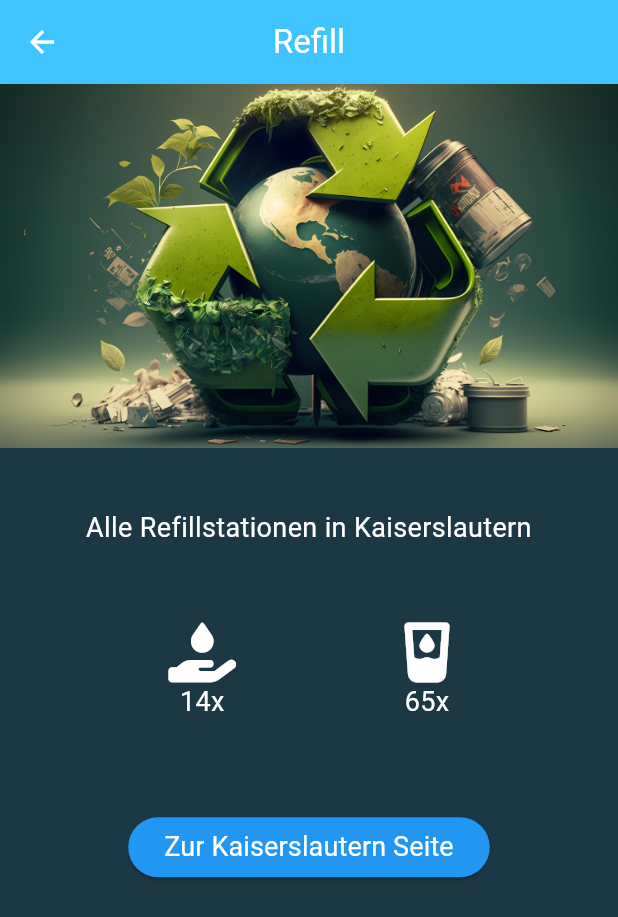
After one commit to PoseidonPSE2/app, a Flutter app: the screen it shows after launch, item 3 of the bottom bar chosen, after a tap on "Beitrag in Kaiserslautern", on a phone screen of 412 x 824 dp. The commit adds this screen. Shown: the top 917 px of the screen. Run offline on Flutter 3.47's test engine with Material 3 defaults, Android fonts, the phone set to English and light mode, and no system bars; our stand-ins replace flutter_map, font_awesome_flutter, latlong2; missing offline and left inert: nfc_manager.

Commit message:
Squashed commit of the following:
commit ed22f7cb11d549bfeda68d4e3c6fa1d8790dabe4
Author: Oeyuu <yu.can.oez@gmail.com>
Date:   Mon May 13 18:33:08 2024 +0200

    changed some minor problems

commit 965ed1d46b9053a6eebc211c9d2b16fc6264e61b
Author: Oeyuu <yu.can.oez@gmail.com>
Date:   Sun May 12 20:12:49 2024 +0200

    added font awesome 5 to pubspec, added some pages and added assets

commit 6ecb6fa27f131bdaa9aa5c62f2d84b5a7ef9b362
Author: Oeyuu <yu.can.oez@gmail.com>
Date:   Sun May 12 18:37:49 2024 +0200

    changed background color, deleted useless container

commit c5fa75b8e674ce48f33712bc54ab1377dde60c78
Author: Oeyuu <yu.can.oez@gmail.com>
Date:   Sun May 12 18:34:08 2024 +0200

    added settings, changed some minor stuff check out the commit for it

```diff
--- /dev/null
+++ b/lib/ui/screens/ContributionKaiserslautern.dart
@@ -0,0 +1,89 @@
+import 'package:flutter/material.dart';
+import 'package:hello_worl2/ui/widgets.dart/customText.dart';
+import 'package:font_awesome_flutter/font_awesome_flutter.dart';
+
+class ContributionKaiserslautern extends StatelessWidget {
+  final List<String> input;
+  const ContributionKaiserslautern({super.key, required this.input});
+
+  @override
+  Widget build(BuildContext context) {
+    return Scaffold(
+      appBar: AppBar(
+          centerTitle: true,
+          iconTheme: const IconThemeData(
+            color: Colors.white,
+          ),
+          title: const Text('Refill', style: TextStyle(color: Colors.white)),
+          backgroundColor: Colors.lightBlueAccent),
+      backgroundColor: const Color(0xff1c3845),
+      body: Column(
+        crossAxisAlignment: CrossAxisAlignment.center,
+        mainAxisAlignment: MainAxisAlignment.start,
+        children: [
+          const Image(image: AssetImage("assets/recycling.jpg")),
+          const Padding(padding: EdgeInsets.all(10)),
+          Container(
+            padding: const EdgeInsets.fromLTRB(20, 20, 20, 10),
+            child: const CustomText(
+              text: "Alle Refillstationen in Kaiserslautern",
+              color: Colors.white,
+              fontSize: 18,
+              fontWeight: FontWeight.w400,
+            ),
+          ),
+          const Padding(padding: EdgeInsets.all(20)),
+          Row(
+            mainAxisAlignment: MainAxisAlignment.spaceEvenly,
+            children: [
+              Column(
+                mainAxisSize: MainAxisSize.min,
+                children: <Widget>[
+                  const FaIcon(
+                    FontAwesomeIcons.handHoldingDroplet,
+                    color: Colors.white,
+                    size: 40,
+                  ),
+                  CustomText(
+                    text: input[0],
+                    color: Colors.white,
+                    fontSize: 18,
+                    fontWeight: FontWeight.w400,
+                  ),
+                ],
+              ),
+              Column(
+                mainAxisSize: MainAxisSize.min,
+                children: <Widget>[
+                  const FaIcon(
+                    FontAwesomeIcons.glassWaterDroplet,
+                    color: Colors.white,
+                    size: 40,
+                  ),
+                  CustomText(
+                    text: input[1],
+                    color: Colors.white,
+                    fontSize: 18,
+                    fontWeight: FontWeight.w400,
+                  ),
+                ],
+              ),
+            ],
+          ),
+          const Padding(padding: EdgeInsets.all(30)),
+          ElevatedButton(
+              style: ElevatedButton.styleFrom(
+                backgroundColor: Colors.blue,
+              ),
+              onPressed: () {},
+              child: const CustomText(
+                text: 'Zur Kaiserslautern Seite',
+                color: Colors.white,
+                fontSize: 18,
+                fontWeight: FontWeight.w400,
+              )),
+        ],
+      ),
+    );
+  }
+}
--- /dev/null
+++ b/lib/ui/screens/settings.dart
@@ -0,0 +1,97 @@
+import 'package:flutter/material.dart';
+import 'package:hello_worl2/ui/screens/ContributionCommunity.dart';
+import 'package:hello_worl2/ui/screens/ContributionKaiserslautern.dart';
+import 'package:hello_worl2/ui/screens/myProgress.dart';
+import 'package:hello_worl2/ui/widgets.dart/customListTile.dart';
+
+class SettingsScreen extends StatefulWidget {
+  const SettingsScreen({super.key});
+
+  @override
+  State<StatefulWidget> createState() => MyAppState();
+}
+
+class MyAppState extends State<SettingsScreen> {
+  ValueNotifier<dynamic> result = ValueNotifier(null);
+
+  @override
+  Widget build(BuildContext context) {
+    return Scaffold(
+      backgroundColor: const Color(0xff1c3845),
+      body: Column(
+        children: [
+          const Padding(padding: EdgeInsets.fromLTRB(0, 10, 0, 10)),
+          Expanded(
+            child: ListView(
+              children: [
+                CustomListTile(
+                  text: 'Mein Progress',
+                  onTap: () {
+                    Navigator.of(context).push(
+                      MaterialPageRoute(
+                        builder: (context) => const MyProgress(
+                          input: ["123", "14,95€", "2 kg"],
+                        ),
+                      ),
+                    );
+                  },
+                ),
+                CustomListTile(
+                  text: 'Beitrag in Kaiserslautern',
+                  onTap: () {
+                    Navigator.of(context).push(
+                      MaterialPageRoute(
+                        builder: (context) => const ContributionKaiserslautern(
+                          input: ["14x", "65x"],
+                        ),
+                      ),
+                    );
+                  },
+                ),
+                CustomListTile(
+                  text: 'Community Beitrag',
+                  onTap: () {
+                    Navigator.of(context).push(
+                      MaterialPageRoute(
+                        builder: (context) => const ContributionCommunity(
+                          input: ["149", "2.000kg", "3%"],
+                        ),
+                      ),
+                    );
+                  },
+                ),
+                CustomListTile(
+                  text: 'Verbrauchertest',
+                  onTap: () {},
+                ),
+                CustomListTile(
+                  text: 'Meine Flasche',
+                  onTap: () {},
+                ),
+                CustomListTile(
+                  text: 'Einstellung',
+                  onTap: () {},
+                ),
+              ],
+            ),
+          ),
+          const Text(
+            "App Versions",
+            textAlign: TextAlign.center,
+            style: TextStyle(
+                color: Colors.white, fontSize: 21, fontWeight: FontWeight.w500),
+          ),
+          const Text(
+            "v0.0.1",
+            textAlign: TextAlign.center,
+            style: TextStyle(
+                color: Color.fromARGB(255, 102, 152, 226),
+                fontSize: 14,
+                fontWeight: FontWeight.w300),
+          ),
+          const Padding(padding: EdgeInsets.fromLTRB(0, 10, 0, 30))
+        ],
+      ),
+    );
+  }
+}
--- /dev/null
+++ b/lib/ui/widgets.dart/customListTile.dart
@@ -0,0 +1,21 @@
+import 'package:flutter/material.dart';
+
+class CustomListTile extends StatelessWidget {
+  final String text;
+  final void Function() onTap;
+
+  const CustomListTile({required this.text, required this.onTap, super.key});
+
+  @override
+  Widget build(BuildContext context) {
+    return ListTile(
+      title: Text(
+        text,
+        style: const TextStyle(
+            color: Colors.white, fontSize: 21, fontWeight: FontWeight.w500),
+      ),
+      onTap: onTap,
+      trailing: const Icon(Icons.chevron_right, color: Colors.grey),
+    );
+  }
+}
--- /dev/null
+++ b/lib/ui/widgets.dart/customText.dart
@@ -0,0 +1,25 @@
+import 'package:flutter/material.dart';
+
+class CustomText extends StatelessWidget {
+  final String text;
+  final Color color;
+  final double fontSize;
+  final FontWeight fontWeight;
+
+  const CustomText(
+      {required this.text,
+      super.key,
+      required this.color,
+      required this.fontSize,
+      required this.fontWeight});
+
+  @override
+  Widget build(BuildContext context) {
+    return Text(
+      text,
+      textAlign: TextAlign.center,
+      style:
+          TextStyle(color: color, fontSize: fontSize, fontWeight: fontWeight),
+    );
+  }
+}
--- a/pubspec.yaml
+++ b/pubspec.yaml
@@ -35,6 +35,7 @@ dependencies:
   flutter_map: ^6.1.0
   flutter_map_cancellable_tile_provider: "^2.0.0"
   latlong2: ^0.9.1
+  font_awesome_flutter: ^10.7.0
 
 
 
@@ -67,9 +68,8 @@ flutter:
   uses-material-design: true
 
   # To add assets to your application, add an assets section, like this:
-  # assets:
-  #   - images/a_dot_burr.jpeg
-  #   - images/a_dot_ham.jpeg
+  assets:
+    - assets/recycling.jpg
 
   # An image asset can refer to one or more resolution-specific "variants", see
   # https://flutter.dev/assets-and-images/#resolution-aware
```
Also changed, not shown: lib/ui/main.dart (+12 -9 lines), lib/ui/map.dart (+14 -10 lines), lib/ui/previous_settings.dart (renamed from lib/ui/settings.dart, +9 -12 lines), lib/ui/screens/ContributionCommunity.dart (added, +57 -0 lines), lib/ui/screens/myProgress.dart (added, +48 -0 lines), lib/ui/station.dart (+13 -15 lines), assets/recycling.jpg (added), pubspec.lock, 1 other file.
